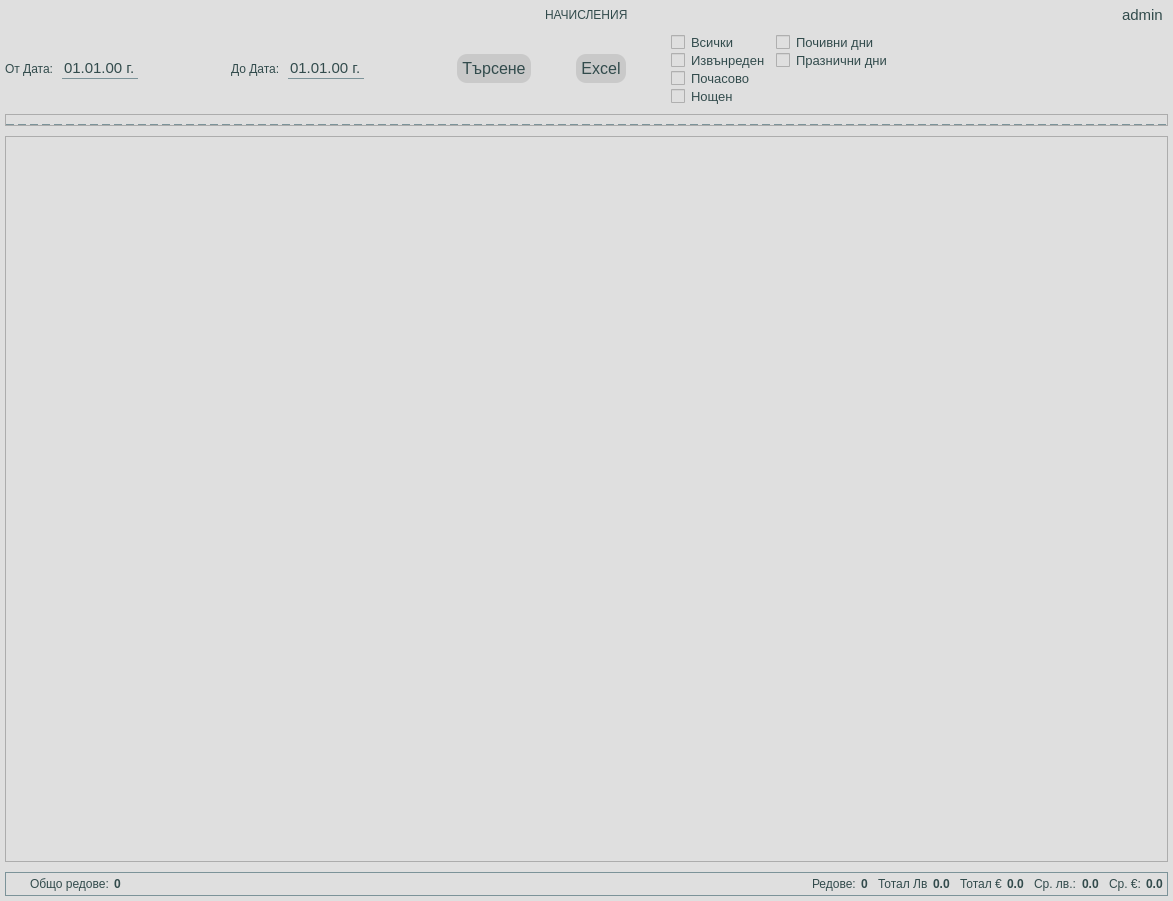
Old version of the form app/ui/widgets/customPaymentsWidget.ui in the repository DevilPhp/WorkSalary.v01.
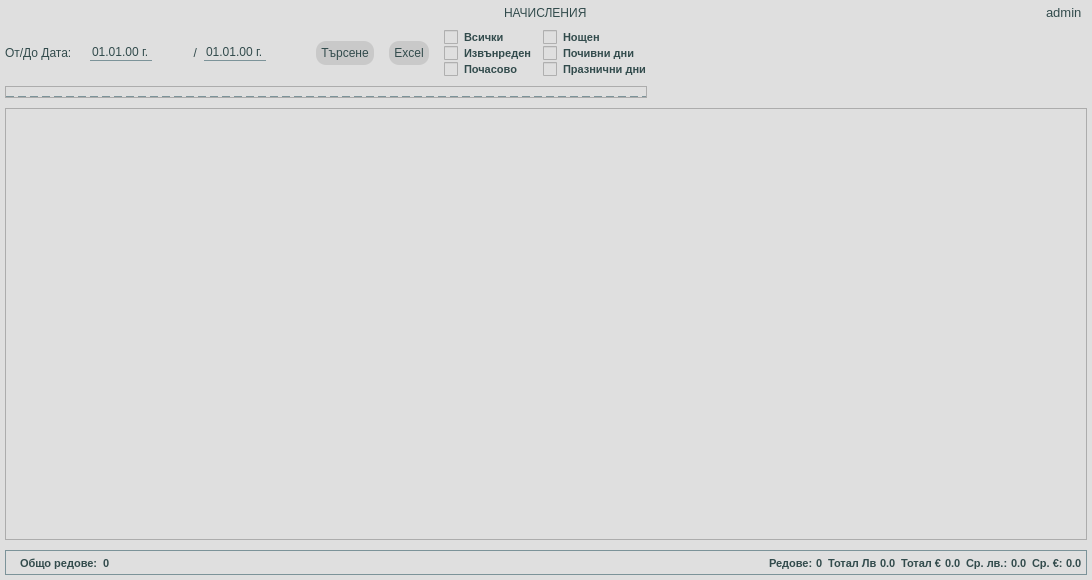
New version of the form. Icons and pictures are not drawn.

Diff of the .ui file:
```diff
--- a/app/ui/widgets/customPaymentsWidget.ui
+++ b/app/ui/widgets/customPaymentsWidget.ui
@@ -6,14 +6,14 @@
    <rect>
     <x>0</x>
     <y>0</y>
-    <width>1173</width>
-    <height>901</height>
+    <width>1092</width>
+    <height>580</height>
    </rect>
   </property>
   <property name="minimumSize">
    <size>
-    <width>900</width>
-    <height>800</height>
+    <width>800</width>
+    <height>580</height>
    </size>
   </property>
   <property name="windowTitle">
@@ -22,7 +22,7 @@
   <property name="styleSheet">
    <string notr="true">*{
 	background-color: #dfdfdf;
-	font: 600 12pt &quot;Segoe UI&quot;;
+	font: 600 9pt &quot;Segoe UI&quot;;
 	color: #324b4c;
 }
 
@@ -40,7 +40,7 @@
 	border: none;
 	border-radius: 10px;
 	padding: 5px;
-	font-size: 12pt;
+	font-size: 9pt;
 }
 
 QPushButton:hover{
@@ -54,7 +54,7 @@
 
 QLineEdit, QDateEdit{
 	border: none;
-	font-size: 11pt;
+	font-size: 9pt;
 	border-bottom: 1px solid #7c9399;
 }
 
@@ -62,7 +62,8 @@
 	border: 1px solid #7c9399;
 }
 #statusBar *{
-	font-size: 9pt;
+	font-size: 8pt;
+	font-weight: 500;
 }
 
 #avrEuroLabel, #avrLevaLabel, #totalLevaLabel, #totalSelectedRows, #totalEuroLabel, #totalViewRows {
@@ -70,7 +71,7 @@
 }
 
 #modelHolder QLabel, #newModelInfoHolder *{
-	font-size: 10pt;
+	font-size: 9pt;
 }
 
 #optionsHolder, #optionsHolder_2 {
@@ -78,7 +79,7 @@
 }
 
 #pageTitle {
-	font: 700 13pt &quot;Segoe UI&quot;;
+	font: 700 11pt &quot;Segoe UI&quot;;
 }
 
 #fromCalendarBtn, #toCalendarBtn {
@@ -100,7 +101,7 @@
 }
 
 #usernameLabel {
-	font-size: 11pt;
+	font-size: 10pt;
 }
 
 #workerPlaceLineEdit, #workerPositionLineEdit {
@@ -108,8 +109,9 @@
 }
 
 #widget_3 QCheckBox {
-	font-size: 10pt;
+	font-size: 8pt;
 	padding: 0px;
+	font-weight: 500;
 }
 
 QComboBox{
@@ -120,8 +122,8 @@
 
 QComboBox::drop-down{
 	image: url(':/icons/app/assets/icons/Alt-Arrow-Down--Streamline-Solar-Broken.svg');
-	width: 18px;
-	height: 18px;
+	width: 16px;
+	height: 16px;
 }
 
 QComboBox:hover{
@@ -132,15 +134,15 @@
 }
 QComboBox::item:selected{
 	color: #2b2b2c;
-	font: 900 10.5pt &quot;Segoe UI&quot;;
+	font: 700 9pt &quot;Segoe UI&quot;;
 	border-radius: 0px;
 }
 QComboBox::item{
 	color: #324b4c;
-	font: 700 10pt &quot;Segoe UI&quot;;
-	height: 11px;  
+	font: 600 9pt &quot;Segoe UI&quot;;
+	height: 10px;  
 	border: 4px solid transparent;
-	padding: 0px 8px 0px 8px;
+	padding: 0px 4px 0px 4px;
 }</string>
   </property>
   <layout class="QVBoxLayout" name="verticalLayout">
@@ -227,7 +229,7 @@
           <widget class="QWidget" name="userHolder" native="true">
            <layout class="QHBoxLayout" name="horizontalLayout_3">
             <property name="spacing">
-             <number>10</number>
+             <number>3</number>
             </property>
             <property name="leftMargin">
              <number>0</number>
@@ -241,7 +243,7 @@
             <property name="bottomMargin">
              <number>0</number>
             </property>
-            <item>
+            <item alignment="Qt::AlignRight">
              <widget class="QPushButton" name="logoutBtn">
               <property name="text">
                <string/>
@@ -252,13 +254,13 @@
               </property>
               <property name="iconSize">
                <size>
-                <width>24</width>
-                <height>24</height>
+                <width>18</width>
+                <height>18</height>
                </size>
               </property>
              </widget>
             </item>
-            <item>
+            <item alignment="Qt::AlignRight">
              <widget class="QPushButton" name="userIcon">
               <property name="focusPolicy">
                <enum>Qt::NoFocus</enum>
@@ -272,8 +274,8 @@
               </property>
               <property name="iconSize">
                <size>
-                <width>24</width>
-                <height>24</height>
+                <width>18</width>
+                <height>18</height>
                </size>
               </property>
              </widget>
@@ -291,7 +293,7 @@
         </layout>
        </widget>
       </item>
-      <item>
+      <item alignment="Qt::AlignLeft">
        <widget class="QWidget" name="operationsHolder" native="true">
         <property name="sizePolicy">
          <sizepolicy hsizetype="Expanding" vsizetype="Expanding">
@@ -319,7 +321,7 @@
           <widget class="QWidget" name="widget_5" native="true">
            <layout class="QHBoxLayout" name="horizontalLayout_8">
             <property name="spacing">
-             <number>45</number>
+             <number>15</number>
             </property>
             <property name="leftMargin">
              <number>0</number>
@@ -333,7 +335,7 @@
             <property name="bottomMargin">
              <number>0</number>
             </property>
-            <item>
+            <item alignment="Qt::AlignLeft">
              <widget class="QWidget" name="widget_12" native="true">
               <layout class="QHBoxLayout" name="horizontalLayout_7">
                <property name="spacing">
@@ -351,15 +353,84 @@
                <property name="bottomMargin">
                 <number>0</number>
                </property>
+               <item alignment="Qt::AlignLeft">
+                <widget class="QWidget" name="widget_6" native="true">
+                 <layout class="QHBoxLayout" name="horizontalLayout_5">
+                  <property name="spacing">
+                   <number>0</number>
+                  </property>
+                  <property name="leftMargin">
+                   <number>0</number>
+                  </property>
+                  <property name="topMargin">
+                   <number>0</number>
+                  </property>
+                  <property name="rightMargin">
+                   <number>10</number>
+                  </property>
+                  <property name="bottomMargin">
+                   <number>0</number>
+                  </property>
                <item>
                 <widget class="QLabel" name="label_25">
                  <property name="text">
-                  <string>От Дата: </string>
+                     <string>От/До Дата: </string>
                  </property>
                 </widget>
                </item>
+                 </layout>
+                </widget>
+               </item>
+               <item alignment="Qt::AlignLeft">
+                <widget class="QWidget" name="widget_7" native="true">
+                 <property name="minimumSize">
+                  <size>
+                   <width>0</width>
+                   <height>0</height>
+                  </size>
+                 </property>
+                 <layout class="QHBoxLayout" name="horizontalLayout_6">
+                  <property name="spacing">
+                   <number>0</number>
+                  </property>
+                  <property name="leftMargin">
+                   <number>0</number>
+                  </property>
+                  <property name="topMargin">
+                   <number>0</number>
+                  </property>
+                  <property name="rightMargin">
+                   <number>0</number>
+                  </property>
+                  <property name="bottomMargin">
+                   <number>0</number>
+                  </property>
+                  <item>
+                   <widget class="QWidget" name="widget_13" native="true">
+                    <layout class="QHBoxLayout" name="horizontalLayout_9">
+                     <property name="spacing">
+                      <number>3</number>
+                     </property>
+                     <property name="leftMargin">
+                      <number>0</number>
+                     </property>
+                     <property name="topMargin">
+                      <number>0</number>
+                     </property>
+                     <property name="rightMargin">
+                      <number>0</number>
+                     </property>
+                     <property name="bottomMargin">
+                      <number>0</number>
+                     </property>
                <item>
                 <widget class="QDateEdit" name="fromDateEdit">
+                       <property name="maximumSize">
+                        <size>
+                         <width>70</width>
+                         <height>16777215</height>
+                        </size>
+                       </property>
                  <property name="focusPolicy">
                   <enum>Qt::WheelFocus</enum>
                  </property>
@@ -378,8 +449,8 @@
                    <minute>0</minute>
                    <second>0</second>
                    <year>1990</year>
-                   <month>9</month>
-                   <day>2</day>
+                         <month>8</month>
+                         <day>26</day>
                   </datetime>
                  </property>
                  <property name="displayFormat">
@@ -406,8 +477,8 @@
                  </property>
                  <property name="iconSize">
                   <size>
-                   <width>24</width>
-                   <height>24</height>
+                         <width>18</width>
+                         <height>18</height>
                   </size>
                  </property>
                 </widget>
@@ -416,10 +487,20 @@
              </widget>
             </item>
             <item>
-             <widget class="QWidget" name="widget_11" native="true">
-              <layout class="QHBoxLayout" name="horizontalLayout_6">
+                   <widget class="QLabel" name="label">
+                    <property name="text">
+                     <string>  /  </string>
+                    </property>
+                    <property name="alignment">
+                     <set>Qt::AlignLeading|Qt::AlignLeft|Qt::AlignVCenter</set>
+                    </property>
+                   </widget>
+                  </item>
+                  <item>
+                   <widget class="QWidget" name="widget_20" native="true">
+                    <layout class="QHBoxLayout" name="horizontalLayout_11">
                <property name="spacing">
-                <number>5</number>
+                      <number>3</number>
                </property>
                <property name="leftMargin">
                 <number>0</number>
@@ -433,15 +514,14 @@
                <property name="bottomMargin">
                 <number>0</number>
                </property>
-               <item>
-                <widget class="QLabel" name="label_26">
-                 <property name="text">
-                  <string>До Дата: </string>
-                 </property>
-                </widget>
-               </item>
                <item>
                 <widget class="QDateEdit" name="toDateEdit">
+                       <property name="maximumSize">
+                        <size>
+                         <width>70</width>
+                         <height>16777215</height>
+                        </size>
+                       </property>
                  <property name="focusPolicy">
                   <enum>Qt::WheelFocus</enum>
                  </property>
@@ -460,8 +540,8 @@
                    <minute>0</minute>
                    <second>0</second>
                    <year>1990</year>
-                   <month>9</month>
-                   <day>3</day>
+                         <month>8</month>
+                         <day>28</day>
                   </datetime>
                  </property>
                  <property name="displayFormat">
@@ -488,10 +568,16 @@
                  </property>
                  <property name="iconSize">
                   <size>
-                   <width>24</width>
-                   <height>24</height>
-                  </size>
-                 </property>
+                         <width>18</width>
+                         <height>18</height>
+                        </size>
+                       </property>
+                      </widget>
+                     </item>
+                    </layout>
+                   </widget>
+                  </item>
+                 </layout>
                 </widget>
                </item>
               </layout>
@@ -543,13 +629,6 @@
                  <property name="verticalSpacing">
                   <number>2</number>
                  </property>
-                 <item row="3" column="0">
-                  <widget class="QCheckBox" name="nightTimeCheckBox">
-                   <property name="text">
-                    <string>Нощен</string>
-                   </property>
-                  </widget>
-                 </item>
                  <item row="0" column="0">
                   <widget class="QCheckBox" name="selectAllCheckBox">
                    <property name="text">
@@ -571,20 +650,27 @@
                    </property>
                   </widget>
                  </item>
-                 <item row="0" column="1">
-                  <widget class="QCheckBox" name="weekendDaysCheckBox">
-                   <property name="text">
-                    <string>Почивни дни</string>
-                   </property>
-                  </widget>
-                 </item>
-                 <item row="1" column="1">
+                 <item row="2" column="1">
                   <widget class="QCheckBox" name="holidaysCheckBox">
                    <property name="text">
                     <string>Празнични дни</string>
                    </property>
                   </widget>
                  </item>
+                 <item row="1" column="1">
+                  <widget class="QCheckBox" name="weekendDaysCheckBox">
+                   <property name="text">
+                    <string>Почивни дни</string>
+                   </property>
+                  </widget>
+                 </item>
+                 <item row="0" column="1">
+                  <widget class="QCheckBox" name="nightTimeCheckBox">
+                   <property name="text">
+                    <string>Нощен</string>
+                   </property>
+                  </widget>
+                 </item>
                 </layout>
                </item>
               </layout>
@@ -636,8 +722,8 @@
        <rect>
         <x>0</x>
         <y>0</y>
-        <width>1161</width>
-        <height>707</height>
+        <width>1080</width>
+        <height>420</height>
        </rect>
       </property>
       <layout class="QVBoxLayout" name="verticalLayout_12">
@@ -686,18 +772,18 @@
      <property name="minimumSize">
       <size>
        <width>0</width>
-       <height>0</height>
+       <height>25</height>
       </size>
      </property>
      <layout class="QHBoxLayout" name="horizontalLayout_18">
       <property name="spacing">
-       <number>10</number>
+       <number>5</number>
       </property>
       <property name="leftMargin">
        <number>5</number>
       </property>
       <property name="topMargin">
-       <number>5</number>
+       <number>0</number>
       </property>
       <property name="rightMargin">
        <number>5</number>
@@ -705,14 +791,14 @@
       <property name="bottomMargin">
        <number>5</number>
       </property>
-      <item>
+      <item alignment="Qt::AlignBottom">
        <widget class="QWidget" name="widget_2" native="true">
         <layout class="QHBoxLayout" name="horizontalLayout_21">
          <property name="spacing">
-          <number>20</number>
+          <number>0</number>
          </property>
          <property name="leftMargin">
-          <number>20</number>
+          <number>10</number>
          </property>
          <property name="topMargin">
           <number>0</number>
@@ -782,7 +868,7 @@
         </layout>
        </widget>
       </item>
-      <item alignment="Qt::AlignRight">
+      <item alignment="Qt::AlignRight|Qt::AlignBottom">
        <widget class="QWidget" name="widget_9" native="true">
         <property name="minimumSize">
          <size>
@@ -792,7 +878,7 @@
         </property>
         <layout class="QHBoxLayout" name="horizontalLayout_4">
          <property name="spacing">
-          <number>10</number>
+          <number>5</number>
          </property>
          <property name="leftMargin">
           <number>0</number>
@@ -810,7 +896,7 @@
           <widget class="QWidget" name="widget_16" native="true">
            <layout class="QHBoxLayout" name="horizontalLayout_24">
             <property name="spacing">
-             <number>5</number>
+             <number>3</number>
             </property>
             <property name="leftMargin">
              <number>0</number>
@@ -845,7 +931,7 @@
           <widget class="QWidget" name="widget_10" native="true">
            <layout class="QHBoxLayout" name="horizontalLayout_22">
             <property name="spacing">
-             <number>5</number>
+             <number>3</number>
             </property>
             <property name="leftMargin">
              <number>0</number>
@@ -886,7 +972,7 @@
            </property>
            <layout class="QHBoxLayout" name="horizontalLayout_23">
             <property name="spacing">
-             <number>5</number>
+             <number>3</number>
             </property>
             <property name="leftMargin">
              <number>0</number>
@@ -927,7 +1013,7 @@
            </property>
            <layout class="QHBoxLayout" name="horizontalLayout_26">
             <property name="spacing">
-             <number>5</number>
+             <number>3</number>
             </property>
             <property name="leftMargin">
              <number>0</number>
@@ -968,7 +1054,7 @@
            </property>
            <layout class="QHBoxLayout" name="horizontalLayout_27">
             <property name="spacing">
-             <number>5</number>
+             <number>3</number>
             </property>
             <property name="leftMargin">
              <number>0</number>
```
Left out of the diff: 2 changed lines with no effect on the pictures. Lines whose indentation alone changed are shown as unchanged.
